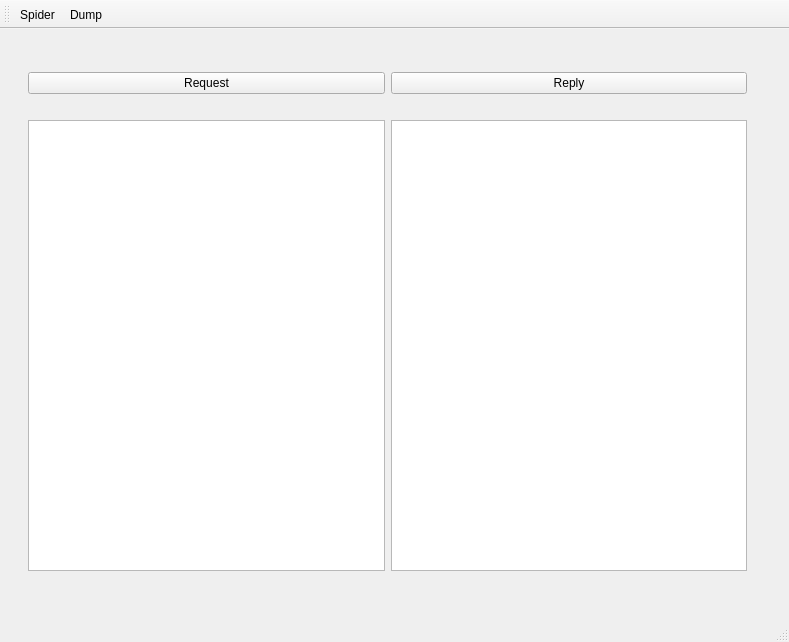
siqueiralex/aracne, file aracneQt/mainwindow.ui: the form before one commit.
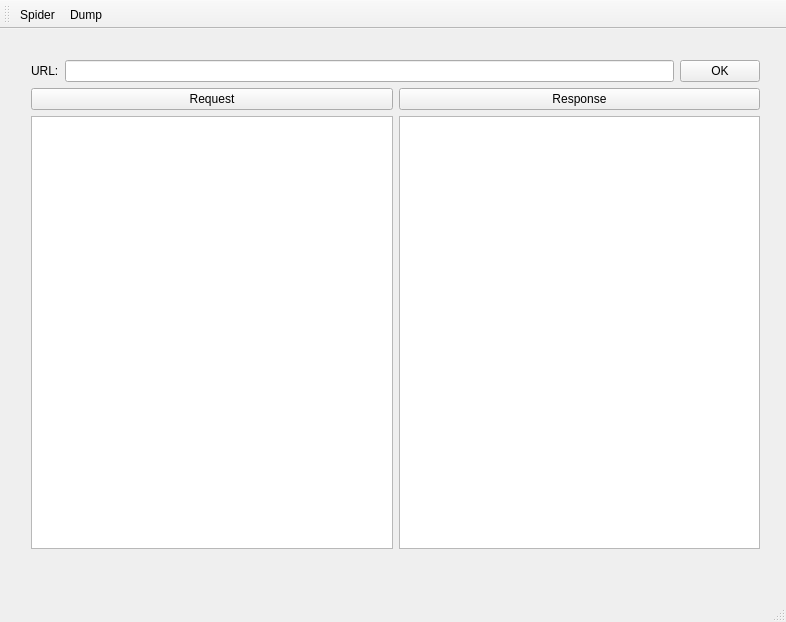
The form after the commit.

```diff
--- a/aracneQt/mainwindow.ui
+++ b/aracneQt/mainwindow.ui
@@ -6,8 +6,8 @@
    <rect>
     <x>0</x>
     <y>0</y>
-    <width>789</width>
-    <height>642</height>
+    <width>786</width>
+    <height>622</height>
    </rect>
   </property>
   <property name="windowTitle">
@@ -17,64 +17,63 @@
    <widget class="QWidget" name="verticalLayoutWidget">
     <property name="geometry">
      <rect>
-      <x>17</x>
-      <y>12</y>
-      <width>741</width>
-      <height>541</height>
+      <x>20</x>
+      <y>20</y>
+      <width>751</width>
+      <height>511</height>
      </rect>
     </property>
     <layout class="QVBoxLayout" name="verticalLayout_2">
      <item>
-      <spacer name="horizontalSpacer">
-       <property name="orientation">
-        <enum>Qt::Horizontal</enum>
-       </property>
-       <property name="sizeHint" stdset="0">
-        <size>
-         <width>40</width>
-         <height>20</height>
-        </size>
-       </property>
-      </spacer>
-     </item>
-     <item>
-      <layout class="QHBoxLayout" name="horizontalLayout">
+      <layout class="QHBoxLayout" name="horizontalLayout_3">
        <item>
-        <widget class="QPushButton" name="pushButton_2">
+        <widget class="QLabel" name="label_2">
          <property name="text">
-          <string>Request</string>
+          <string>URL:</string>
          </property>
         </widget>
        </item>
        <item>
-        <widget class="QPushButton" name="pushButton">
+        <widget class="QLineEdit" name="lineEdit"/>
+       </item>
+       <item>
+        <widget class="QPushButton" name="pushButton_3">
          <property name="text">
-          <string>Reply</string>
+          <string>OK</string>
          </property>
         </widget>
        </item>
       </layout>
      </item>
-     <item>
-      <spacer name="horizontalSpacer_2">
-       <property name="orientation">
-        <enum>Qt::Horizontal</enum>
-       </property>
-       <property name="sizeHint" stdset="0">
-        <size>
-         <width>40</width>
-         <height>20</height>
-        </size>
-       </property>
-      </spacer>
-     </item>
      <item>
       <layout class="QHBoxLayout" name="horizontalLayout_2">
        <item>
-        <widget class="QTextEdit" name="textEdit_2"/>
+        <layout class="QVBoxLayout" name="verticalLayout_3">
+         <item>
+          <widget class="QPushButton" name="pushButton">
+           <property name="text">
+            <string>Request</string>
+           </property>
+          </widget>
+         </item>
+         <item>
+          <widget class="QTextBrowser" name="textBrowser"/>
+         </item>
+        </layout>
        </item>
        <item>
-        <widget class="QTextEdit" name="textEdit"/>
+        <layout class="QVBoxLayout" name="verticalLayout_4">
+         <item>
+          <widget class="QPushButton" name="pushButton_2">
+           <property name="text">
+            <string>Response</string>
+           </property>
+          </widget>
+         </item>
+         <item>
+          <widget class="QTextBrowser" name="textBrowser_2"/>
+         </item>
+        </layout>
        </item>
       </layout>
      </item>
```
Left out of the diff: 2 changed lines with no effect on the pictures.
